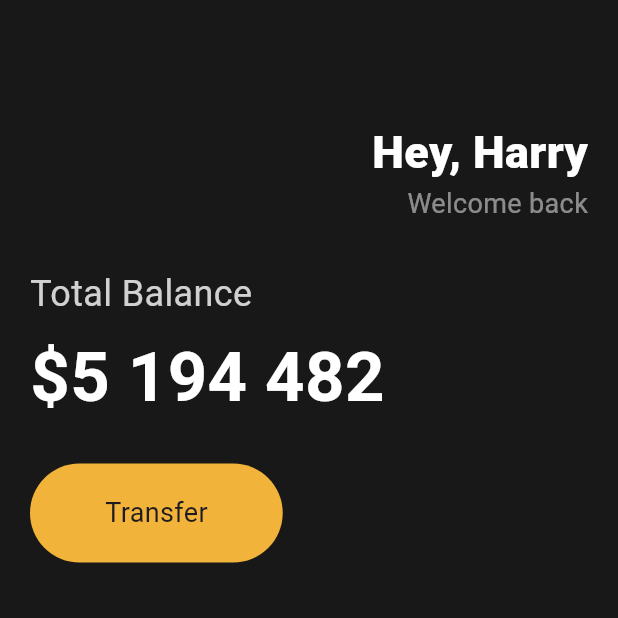
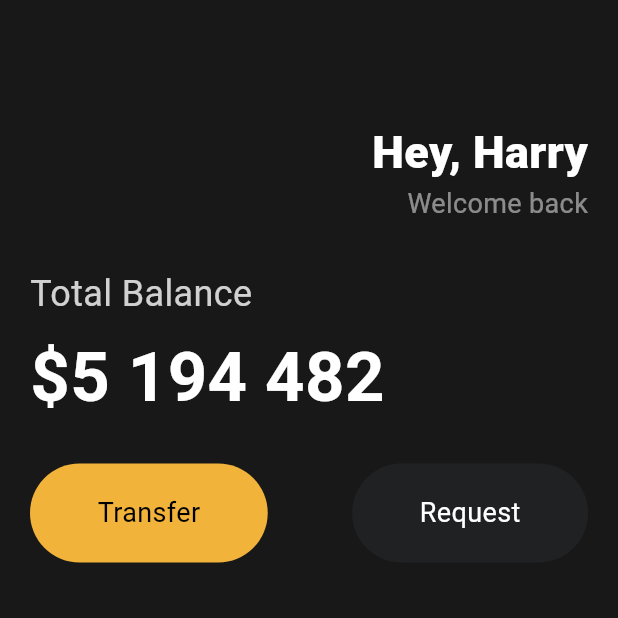
Before and after one commit to thekuhn37/flutter_UI_practice, a Flutter app: the screen it shows after launch, on a phone screen of 412 x 824 dp, the top half of it. Run offline on Flutter 3.47's test engine with Material 3 defaults, Android fonts, the phone set to English and light mode, and no system bars.

Commit message:
3.5 Reusable Widget

```diff
--- a/lib/main.dart
+++ b/lib/main.dart
@@ -1,4 +1,6 @@
 import 'package:flutter/material.dart';
+import 'package:toonflis_flutter/widgets/button.dart';
+// 자동으로 다른 파일에 있는 클래스를 호출하기 위한 import가 작성된다.
 
 void main() {
   runApp(const App());
@@ -79,27 +81,19 @@ class App extends StatelessWidget {
                 const SizedBox(
                   height: 25,
                 ),
-                Row(
+                const Row(
+                  mainAxisAlignment: MainAxisAlignment.spaceBetween,
                   children: [
-                    Container(
-                      decoration: BoxDecoration(
-                        color: const Color.fromRGBO(241, 179, 58, 1),
-                        borderRadius: BorderRadius.circular(40),
-                      ),
-                      // container : html의 div와 흡사하다.
-                      child: const Padding(
-                        padding: EdgeInsets.symmetric(
-                          vertical: 20,
-                          horizontal: 50,
-                        ),
-                        child: Text(
-                          'Transfer',
-                          style: TextStyle(
-                            fontSize: 18,
-                          ),
-                        ),
-                      ),
+                    Button(
+                      text: 'Transfer',
+                      bgColor: Color.fromRGBO(241, 179, 58, 1),
+                      txtColor: Colors.black,
                     ),
+                    Button(
+                      text: 'Request',
+                      bgColor: Color.fromRGBO(31, 33, 35, 1),
+                      txtColor: Colors.white,
+                    )
                   ],
                 ),
               ],
--- /dev/null
+++ b/lib/widgets/button.dart
@@ -0,0 +1,39 @@
+// 단축키 :  st -> stateless widget format이 자동으로 적용된다.
+import 'package:flutter/material.dart';
+
+class Button extends StatelessWidget {
+  final String text;
+  final Color bgColor;
+  final Color txtColor;
+// property 정해주고 code action 실행 시 바로 컨스트럭터도 만들어준다.
+  const Button({
+    super.key,
+    required this.text,
+    required this.bgColor,
+    required this.txtColor,
+  });
+
+  @override
+  Widget build(BuildContext context) {
+    return Container(
+      decoration: BoxDecoration(
+        color: bgColor,
+        borderRadius: BorderRadius.circular(40),
+      ),
+      // container : html의 div와 흡사하다.
+      child: Padding(
+        padding: const EdgeInsets.symmetric(
+          vertical: 20,
+          horizontal: 45,
+        ),
+        child: Text(
+          text,
+          style: TextStyle(
+            fontSize: 18,
+            color: txtColor,
+          ),
+        ),
+      ),
+    );
+  }
+}
```
